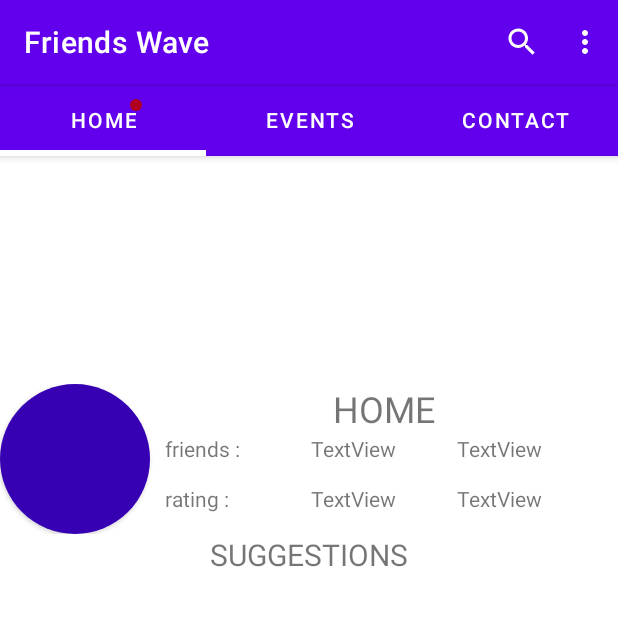
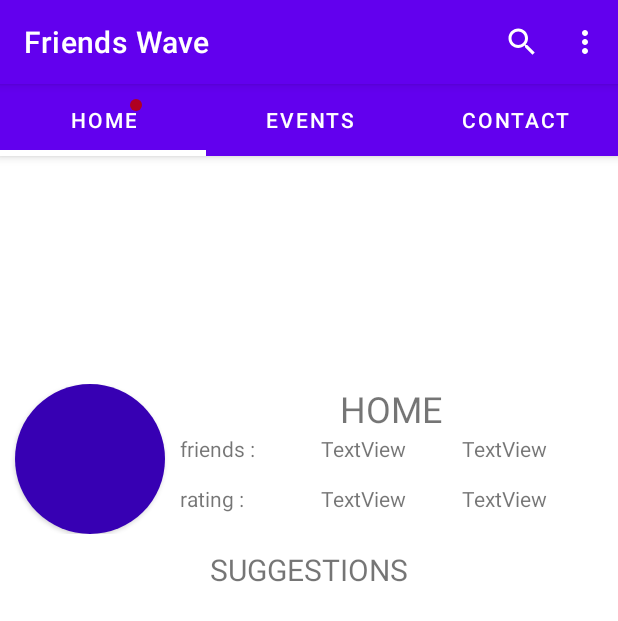
Before and after one commit to Antonin555/FriendsWave, an Android app: the screen it shows after launch (HomeActivity), on a phone screen of 412 x 824 dp. Shown: the top 621 px of the screen. Run offline under Robolectric (Android 15) with nearby library versions, the phone set to English and light mode, and no system bars; our stand-ins replace Firebase (no records; nobody signed in at launch, a user with empty details on screens opened directly), data binding; libraries missing offline, so code that uses them is left out: org.kodein.di; 5 statements that could not run were skipped.

Commit message:
Fragment Home UI pour mettre infos

```diff
--- a/dev/app/src/main/res/layout/fragment_home.xml
+++ b/dev/app/src/main/res/layout/fragment_home.xml
@@ -24,31 +24,34 @@
 
             <LinearLayout
                 android:layout_width="match_parent"
-                android:layout_height="match_parent"
+                android:layout_height="wrap_content"
                 android:orientation="vertical">
 
                 <LinearLayout
                     android:layout_width="match_parent"
-                    android:layout_height="wrap_content"
+                    android:layout_height="0dp"
+                    android:layout_weight="3"
                     android:orientation="horizontal">
 
                     <androidx.cardview.widget.CardView
                         android:layout_width="wrap_content"
                         android:layout_height="match_parent"
+                        android:layout_marginLeft="10dp"
                         app:cardCornerRadius="100dp">
 
                         <ImageView
                             android:layout_width="100dp"
                             android:layout_height="100dp"
+
                             android:background="@color/purple_700" />
                     </androidx.cardview.widget.CardView>
 
                     <LinearLayout
                         android:layout_width="match_parent"
                         android:layout_height="match_parent"
-                        android:orientation="vertical"
                         android:layout_marginLeft="10dp"
-                        android:layout_marginRight="10dp">
+                        android:layout_marginRight="10dp"
+                        android:orientation="vertical">
 
                         <TextView
                             android:id="@+id/nameUser"
@@ -121,7 +124,9 @@
                 <TextView
                     android:id="@+id/textView8"
                     android:layout_width="match_parent"
-                    android:layout_height="wrap_content"
+                    android:layout_height="0dp"
+                    android:layout_marginTop="10dp"
+                    android:layout_weight="1"
                     android:gravity="center"
                     android:text="@string/suggests_fragment_home"
                     android:textSize="20sp" />
```
